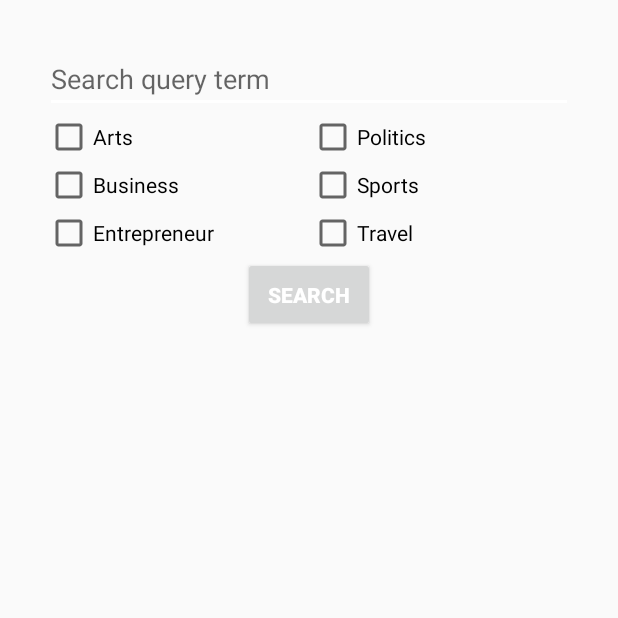
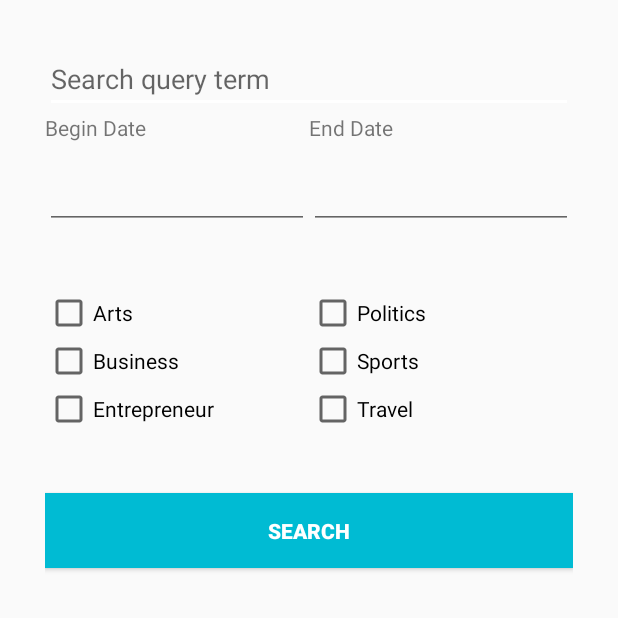
Before and after one commit to leoberenger/OCMyNews, an Android app: the SearchFragment screen opened directly, with no data from a screen before it, on a phone screen of 412 x 824 dp, the top half of it. Run offline under Robolectric (Android 15) with nearby library versions, the phone set to English and light mode, and no system bars; our stand-ins replace ButterKnife; network calls fail.

Commit message:
Added DatePickers on SearchFragment

```diff
--- a/MyNews/app/src/main/java/com/openclassrooms/mynews/Controllers/Fragments/SearchFragment.java
+++ b/MyNews/app/src/main/java/com/openclassrooms/mynews/Controllers/Fragments/SearchFragment.java
@@ -1,17 +1,28 @@
 package com.openclassrooms.mynews.Controllers.Fragments;
 
 
+import android.app.DatePickerDialog;
+import android.text.format.DateFormat;
+import android.widget.DatePicker;
+import java.util.Calendar;
+import java.util.Date;
+import android.app.Dialog;
 import android.os.Bundle;
+import android.support.v4.app.DialogFragment;
 import android.support.v4.app.Fragment;
+import android.util.Log;
 import android.view.LayoutInflater;
 import android.view.View;
 import android.view.ViewGroup;
 import android.widget.Button;
 import android.widget.CheckBox;
+import android.widget.DatePicker;
 import android.widget.EditText;
 
 import com.openclassrooms.mynews.Controllers.Fragments.ArticleViews.DisplaySearchFragment;
 import com.openclassrooms.mynews.R;
+
+import java.util.Calendar;
 
 import butterknife.BindView;
 import butterknife.ButterKnife;
@@ -19,14 +30,20 @@ import butterknife.ButterKnife;
 /**
  * A simple {@link Fragment} subclass.
  */
-public class SearchFragment extends Fragment {
+public class SearchFragment extends Fragment{
 
     private DisplaySearchFragment mDisplaySearchFragment;
+    private DatePickerDialog beginDatePickerDialog;
+    private DatePickerDialog endDatePickerDialog;
 
     @BindView(R.id.activity_search_query_input)
     EditText queryInput;
+    @BindView(R.id.search_begin_date)
+    EditText beginDatePicker;
+    @BindView(R.id.search_end_date)
+    EditText endDatePicker;
     @BindView(R.id.activity_search_button)
-    Button button;
+    Button searchBtn;
 
     private String mQuery = "france";
     private String mNewsDesk = "news_desk:(%22Travel%22)";
@@ -35,7 +52,6 @@ public class SearchFragment extends Fragment {
 
     public SearchFragment() {}
 
-
     @Override
     public View onCreateView(LayoutInflater inflater, ViewGroup container,
                              Bundle savedInstanceState) {
@@ -43,7 +59,59 @@ public class SearchFragment extends Fragment {
         View view = inflater.inflate(R.layout.fragment_search, container, false);
         ButterKnife.bind(this, view);
 
-        button.setOnClickListener(new View.OnClickListener() {
+        // perform click event on edit text
+        beginDatePicker.setOnClickListener(new View.OnClickListener() {
+            @Override
+            public void onClick(View v) {
+                // calender class's instance and get current date , month and year from calender
+                final Calendar c = Calendar.getInstance();
+                int mYear = c.get(Calendar.YEAR); // current year
+                int mMonth = c.get(Calendar.MONTH); // current month
+                int mDay = c.get(Calendar.DAY_OF_MONTH); // current day
+
+                // date picker dialog
+                beginDatePickerDialog = new DatePickerDialog(getActivity(), R.style.DialogTheme,
+                        new DatePickerDialog.OnDateSetListener() {
+                            @Override
+                            public void onDateSet(DatePicker view, int year,
+                                                  int monthOfYear, int dayOfMonth) {
+                                // set day of month , month and year value in the edit text
+                                String dateString = dayOfMonth + "/" + (monthOfYear + 1) + "/" + year;
+                                beginDatePicker.setText(dateString);
+                            }
+                        }, mYear, mMonth, mDay);
+                beginDatePickerDialog.show();
+            }
+        });
+
+        // perform click event on edit text
+        endDatePicker.setOnClickListener(new View.OnClickListener() {
+            @Override
+            public void onClick(View v) {
+                // calender class's instance and get current date , month and year from calender
+                final Calendar c = Calendar.getInstance();
+                int mYear = c.get(Calendar.YEAR); // current year
+                int mMonth = c.get(Calendar.MONTH); // current month
+                int mDay = c.get(Calendar.DAY_OF_MONTH); // current day
+
+                // date picker dialog
+                endDatePickerDialog = new DatePickerDialog(getActivity(), R.style.DialogTheme,
+                        new DatePickerDialog.OnDateSetListener() {
+
+                            @Override
+                            public void onDateSet(DatePicker view, int year,
+                                                  int monthOfYear, int dayOfMonth) {
+                                // set day of month , month and year value in the edit text
+                                String dateString = dayOfMonth + "/" + (monthOfYear + 1) + "/" + year;
+                                endDatePicker.setText(dateString);
+
+                            }
+                        }, mYear, mMonth, mDay);
+                endDatePickerDialog.show();
+            }
+        });
+
+        searchBtn.setOnClickListener(new View.OnClickListener() {
             public void onClick(View v) {
                 //mQuery = queryInput.getText().toString();
                 //deskCheckboxes(view);
@@ -53,7 +121,6 @@ public class SearchFragment extends Fragment {
 
         return view;
     }
-
 
     private void configureAndShowDisplaySearchFragment() {
 
@@ -129,6 +196,4 @@ public class SearchFragment extends Fragment {
         }
     }
 
-
-
 }
--- a/MyNews/app/src/main/res/layout/fragment_search.xml
+++ b/MyNews/app/src/main/res/layout/fragment_search.xml
@@ -3,27 +3,83 @@
     android:layout_width="match_parent"
     android:layout_height="match_parent"
     android:layout_margin="30dp"
-    android:id="@+id/activity_search_root_layout">
+    android:id="@+id/activity_search_root_layout"
+    xmlns:tools="http://schemas.android.com/tools"
+    tools:context=".Controllers.Activities.SearchActivity">
 
     <!-- Import Search Query -->
     <include layout="@layout/search_query"
         android:id="@+id/activity_search_query_input"/>
+
+    <LinearLayout
+        android:id="@+id/search_date_layout"
+        android:layout_width="match_parent"
+        android:layout_height="wrap_content"
+        android:orientation="horizontal"
+        android:layout_below="@id/activity_search_query_input">
+
+        <LinearLayout
+            android:layout_width="0dp"
+            android:layout_weight="1"
+            android:layout_height="match_parent"
+            android:orientation="vertical">
+
+            <TextView
+                android:layout_width="match_parent"
+                android:layout_height="wrap_content"
+                android:text="Begin Date"/>
+
+            <EditText
+                android:id="@+id/search_begin_date"
+                android:layout_width="match_parent"
+                android:layout_height="wrap_content"
+                android:textSize="20sp"
+                android:textStyle="bold"
+                android:padding="15dp"
+                android:textColor="@android:color/black"/>
+        </LinearLayout>
+
+        <LinearLayout
+        android:layout_width="0dp"
+        android:layout_weight="1"
+        android:layout_height="match_parent"
+        android:orientation="vertical">
+
+        <TextView
+            android:layout_width="match_parent"
+            android:layout_height="wrap_content"
+            android:text="End Date"/>
+
+        <EditText
+            android:id="@+id/search_end_date"
+            android:layout_width="match_parent"
+            android:layout_height="wrap_content"
+            android:textSize="20sp"
+            android:textStyle="bold"
+            android:padding="15dp"
+            android:textColor="@android:color/black"/>
+    </LinearLayout>
+
+
+    </LinearLayout>
 
     <!-- Import Search Desk -->
     <include layout="@layout/search_desk"
         android:id="@+id/fragment_search_desk"
         android:layout_width="match_parent"
         android:layout_height="wrap_content"
-        android:layout_below="@id/activity_search_query_input"/>
+        android:layout_marginTop="40dp"
+        android:layout_below="@id/search_date_layout"/>
 
     <Button
         android:id="@+id/activity_search_button"
-        android:layout_width="wrap_content"
+        android:layout_width="match_parent"
         android:layout_height="wrap_content"
-        android:layout_centerHorizontal="true"
+        android:layout_marginTop="40dp"
         android:padding="15dip"
         android:text="Search"
         android:textColor="#FFF"
+        android:background="@color/colorPrimary"
         android:textStyle="bold"
         android:layout_below="@id/fragment_search_desk"/>
 
--- a/MyNews/app/src/main/res/values/styles.xml
+++ b/MyNews/app/src/main/res/values/styles.xml
@@ -25,4 +25,8 @@
         <item name="android:background">?android:attr/listDivider</item>
     </style>
 
+    <style name="DialogTheme" parent="Theme.AppCompat.Light.Dialog">
+        <item name="colorAccent">@color/colorPrimaryDark</item>
+    </style>
+
 </resources>
```
